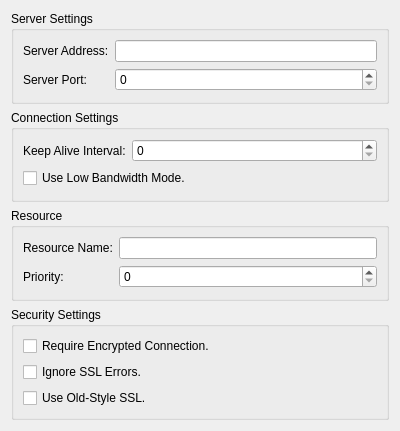
This is gabble/server-settings-widget.ui in KDE/ktp-accounts-kcm as Qt 5 draws it before an edit. The edited form follows.
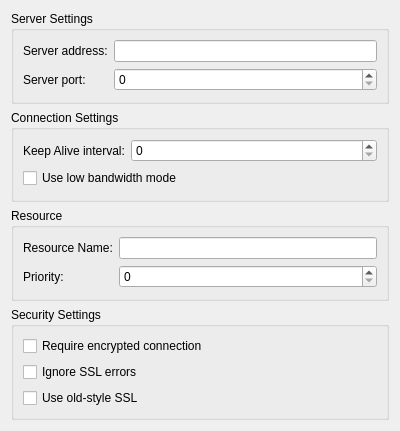
This is the edited form. Custom widgets are drawn as their Qt base class.

Commit message:
i18n: style fixes and improvements
- proper capitalization in labels
- add missing colons in labels
- CamelCase Gadu-Gadu
- remove extra periods in text of checkboxes

Patch:
```diff
--- a/gabble/server-settings-widget.ui
+++ b/gabble/server-settings-widget.ui
@@ -23,7 +23,7 @@
       <item row="0" column="0">
        <widget class="QLabel" name="serverLabel">
         <property name="text">
-         <string>Server Address:</string>
+         <string>Server address:</string>
         </property>
        </widget>
       </item>
@@ -33,7 +33,7 @@
       <item row="1" column="0">
        <widget class="QLabel" name="portLabel">
         <property name="text">
-         <string>Server Port:</string>
+         <string>Server port:</string>
         </property>
        </widget>
       </item>
@@ -66,7 +66,7 @@
       <item row="0" column="0">
        <widget class="QLabel" name="keepaliveIntervalLabel">
         <property name="text">
-         <string>Keep Alive Interval:</string>
+         <string>Keep Alive interval:</string>
         </property>
        </widget>
       </item>
@@ -76,7 +76,7 @@
       <item row="4" column="0" colspan="2">
        <widget class="QCheckBox" name="lowBandwidthCheckBox">
         <property name="text">
-         <string>Use Low Bandwidth Mode.</string>
+         <string>Use low bandwidth mode</string>
         </property>
        </widget>
       </item>
@@ -121,21 +121,21 @@
       <item>
        <widget class="QCheckBox" name="requireEncryptionCheckBox">
         <property name="text">
-         <string>Require Encrypted Connection.</string>
+         <string>Require encrypted connection</string>
         </property>
        </widget>
       </item>
       <item>
        <widget class="QCheckBox" name="ignoreSslErrorsCheckBox">
         <property name="text">
-         <string>Ignore SSL Errors.</string>
+         <string>Ignore SSL errors</string>
         </property>
        </widget>
       </item>
       <item>
        <widget class="QCheckBox" name="oldSslCheckBox">
         <property name="text">
-         <string>Use Old-Style SSL.</string>
+         <string>Use old-style SSL</string>
         </property>
        </widget>
       </item>
```
The commit also changes 12 other files.
